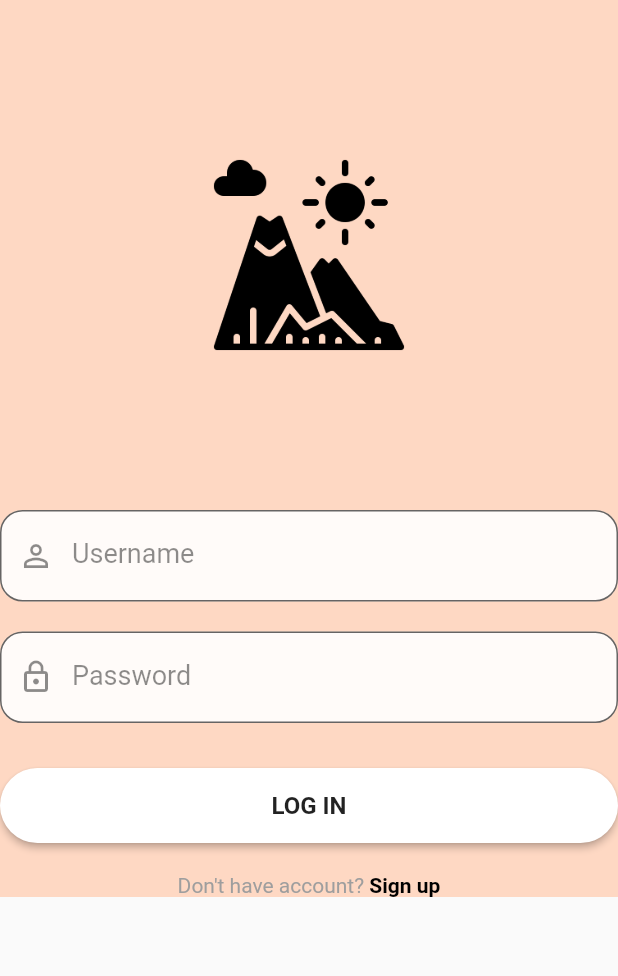
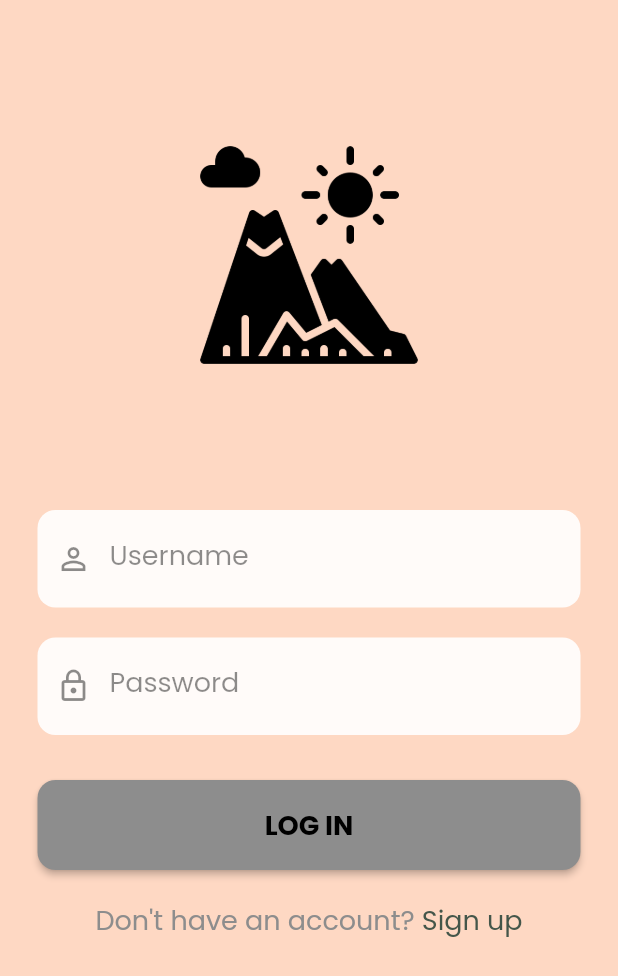
Before and after one commit to nicoletahrm/Pathfinder, a Flutter app: the screen it shows after launch, on a phone screen of 412 x 824 dp. Shown: the top 976 px of the screen. Run offline on Flutter 3.47's test engine with Material 2 defaults, Android fonts, the phone set to English and light mode, and no system bars; our stand-ins replace google_fonts.

Commit message:
UI small changes

```diff
--- a/pathfinder_app/lib/reusable_widgets/reusable_widget.dart
+++ b/pathfinder_app/lib/reusable_widgets/reusable_widget.dart
@@ -1,10 +1,12 @@
 import 'package:flutter/material.dart';
+import 'package:pathfinder_app/utils/colors_utils.dart';
+import 'package:google_fonts/google_fonts.dart';
 
 Image logoWidget(String imageName) {
   return Image.asset(
     imageName,
     fit: BoxFit.fitWidth,
-    width: 140,
+    width: 160,
     height: 340,
   );
 }
@@ -17,7 +19,8 @@ TextField reusableTextField(String text, IconData icon, bool isPasswordType,
     enableSuggestions: !isPasswordType,
     autocorrect: !isPasswordType,
     cursorColor: Colors.black,
-    style: const TextStyle(color: Colors.black, fontSize: 18),
+    //style: const TextStyle(color: Colors.black, fontSize: 18),
+    style: GoogleFonts.poppins(fontSize: 18),
     decoration: InputDecoration(
       prefixIcon: Icon(
         icon,
@@ -29,8 +32,8 @@ TextField reusableTextField(String text, IconData icon, bool isPasswordType,
       floatingLabelBehavior: FloatingLabelBehavior.never,
       fillColor: Colors.white.withOpacity(0.9),
       border: OutlineInputBorder(
-          borderRadius: BorderRadius.circular(15.0),
-          borderSide: const BorderSide(width: 0, style: BorderStyle.solid)),
+          borderRadius: BorderRadius.circular(12.0),
+          borderSide: const BorderSide(width: 0, style: BorderStyle.none)),
     ),
     keyboardType: isPasswordType
         ? TextInputType.visiblePassword
@@ -41,9 +44,9 @@ TextField reusableTextField(String text, IconData icon, bool isPasswordType,
 Container loginButton(BuildContext context, bool isLogin, Function onTop) {
   return Container(
       width: MediaQuery.of(context).size.width,
-      height: 50,
+      height: 60,
       margin: const EdgeInsets.fromLTRB(0, 10, 0, 20),
-      decoration: BoxDecoration(borderRadius: BorderRadius.circular(90)),
+      decoration: BoxDecoration(borderRadius: BorderRadius.circular(12.0)),
       child: ElevatedButton(
         onPressed: () {
           onTop();
@@ -53,14 +56,14 @@ Container loginButton(BuildContext context, bool isLogin, Function onTop) {
               if (states.contains(MaterialState.pressed)) {
                 return Colors.black26;
               }
-              return Colors.white;
+              return hexStringToColor("#8d8d8d");
             }),
             shape: MaterialStateProperty.all(RoundedRectangleBorder(
-                borderRadius: BorderRadius.circular(30)))),
-        child: Text(
-          isLogin ? 'LOG IN' : 'SIGN UP',
-          style: const TextStyle(
-              color: Colors.black87, fontWeight: FontWeight.bold, fontSize: 16),
-        ),
+                borderRadius: BorderRadius.circular(12.0)))),
+        child: Text(isLogin ? 'LOG IN' : 'SIGN UP',
+            style: GoogleFonts.poppins(
+                fontSize: 18,
+                color: Colors.black,
+                fontWeight: FontWeight.bold)),
       ));
 }
--- a/pathfinder_app/lib/screens/login_screen.dart
+++ b/pathfinder_app/lib/screens/login_screen.dart
@@ -1,6 +1,7 @@
 import 'package:flutter/material.dart';
 import 'package:pathfinder_app/screens/signup_screen.dart';
 import 'package:pathfinder_app/utils/colors_utils.dart';
+import 'package:google_fonts/google_fonts.dart';
 
 import '../reusable_widgets/reusable_widget.dart';
 
@@ -19,9 +20,12 @@ class _LoginScreenState extends State<LoginScreen> {
   @override
   Widget build(BuildContext context) {
     return Scaffold(
-      body: Container(
-          decoration: BoxDecoration(color: hexStringToColor("#fed8c3")),
+        backgroundColor: hexStringToColor("#fed8c3"),
+        body: SafeArea(
+          //decoration: BoxDecoration(color: hexStringToColor("#fed8c3")),
           child: SingleChildScrollView(
+              child: Padding(
+            padding: const EdgeInsets.symmetric(horizontal: 25.0),
             child: Column(
               children: <Widget>[
                 logoWidget("assets/images/logo.png"),
@@ -40,22 +44,26 @@ class _LoginScreenState extends State<LoginScreen> {
               ],
             ),
           )),
-    );
+        ));
   }
 
   Row signupOption() {
     return Row(mainAxisAlignment: MainAxisAlignment.center, children: [
-      const Text("Don't have account?", style: TextStyle(color: Colors.grey)),
+      Text("Don't have an account?",
+          style: GoogleFonts.poppins(
+              fontSize: 18, color: hexStringToColor("#8d8d8d"))),
       GestureDetector(
-        onTap: () {
-          Navigator.push(
-              context, MaterialPageRoute(builder: (context) => SignupScreen()));
-        },
-        child: const Text(
-          " Sign up",
-          style: TextStyle(color: Colors.black, fontWeight: FontWeight.bold),
-        ),
-      )
+          onTap: () {
+            Navigator.push(context,
+                MaterialPageRoute(builder: (context) => const SignupScreen()));
+          },
+          child: Text(
+            " Sign up",
+            style: GoogleFonts.poppins(
+              fontSize: 18,
+              color: hexStringToColor("#44564a"),
+            ),
+          ))
     ]);
   }
 }
--- a/pathfinder_app/pubspec.yaml
+++ b/pathfinder_app/pubspec.yaml
@@ -35,6 +35,7 @@ dependencies:
   # The following adds the Cupertino Icons font to your application.
   # Use with the CupertinoIcons class for iOS style icons.
   cupertino_icons: ^1.0.2
+  google_fonts: ^4.0.1
 
 dev_dependencies:
   flutter_test:
```
